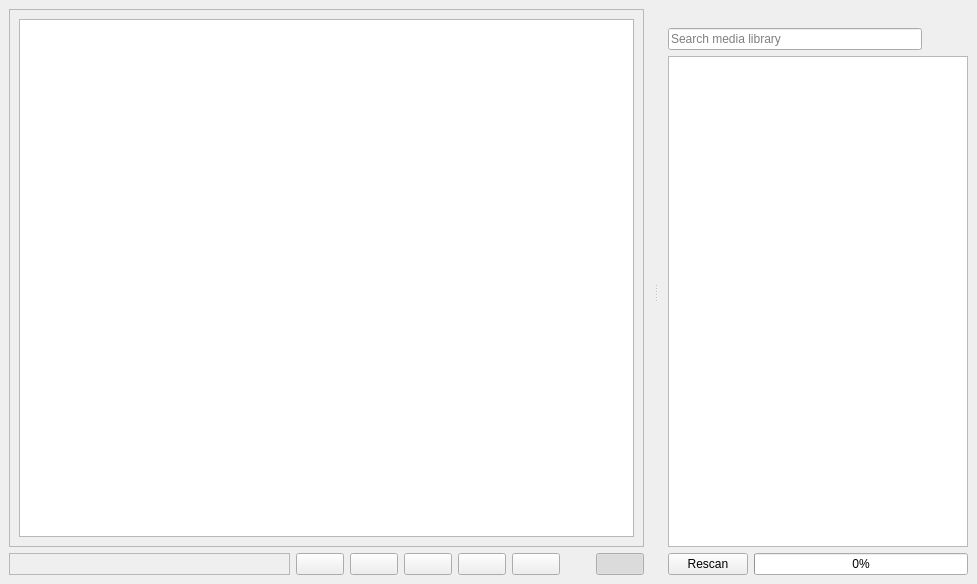
This is txplayagui/ui/main.ui in petrushev/txplaya as Qt 5 draws it before an edit. The edited form follows.
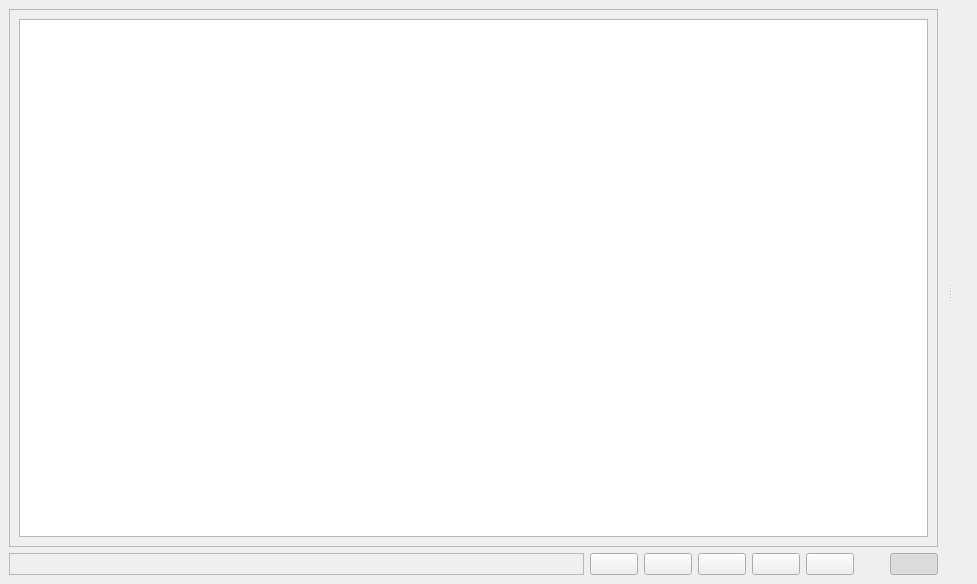
This is the edited form. Icons and pictures are not drawn.

Commit message: Refactored media library into a separate library widget

Patch:
```diff
--- a/txplayagui/ui/main.ui
+++ b/txplayagui/ui/main.ui
@@ -268,84 +268,7 @@
    <attribute name="dockWidgetArea">
     <number>2</number>
    </attribute>
-   <widget class="QWidget" name="libraryDockContent">
-    <layout class="QVBoxLayout" name="verticalLayout_3">
-     <item>
-      <layout class="QHBoxLayout" name="horizontalLayout_3">
-       <item>
-        <widget class="QLineEdit" name="queryLibSearchBox">
-         <property name="placeholderText">
-          <string>Search media library</string>
-         </property>
-        </widget>
-       </item>
-       <item>
-        <widget class="QPushButton" name="clearLibSearchButton">
-         <property name="sizePolicy">
-          <sizepolicy hsizetype="Minimum" vsizetype="Fixed">
-           <horstretch>0</horstretch>
-           <verstretch>0</verstretch>
-          </sizepolicy>
-         </property>
-         <property name="icon">
-          <iconset resource="resource.qrc">
-           <normaloff>:/icons/img/clear_text.svg</normaloff>:/icons/img/clear_text.svg</iconset>
-         </property>
-         <property name="flat">
-          <bool>true</bool>
-         </property>
-        </widget>
-       </item>
-      </layout>
-     </item>
-     <item>
-      <widget class="QTreeView" name="libraryTreeView">
-       <property name="minimumSize">
-        <size>
-         <width>300</width>
-         <height>0</height>
-        </size>
-       </property>
-       <property name="selectionMode">
-        <enum>QAbstractItemView::ExtendedSelection</enum>
-       </property>
-       <attribute name="headerVisible">
-        <bool>false</bool>
-       </attribute>
-      </widget>
-     </item>
-     <item>
-      <layout class="QHBoxLayout" name="scanControlsLayout">
-       <item>
-        <widget class="QPushButton" name="rescanLibraryButton">
-         <property name="sizePolicy">
-          <sizepolicy hsizetype="Fixed" vsizetype="Fixed">
-           <horstretch>0</horstretch>
-           <verstretch>0</verstretch>
-          </sizepolicy>
-         </property>
-         <property name="text">
-          <string>Rescan</string>
-         </property>
-        </widget>
-       </item>
-       <item>
-        <widget class="QProgressBar" name="scanProgressBar">
-         <property name="sizePolicy">
-          <sizepolicy hsizetype="Expanding" vsizetype="Fixed">
-           <horstretch>0</horstretch>
-           <verstretch>0</verstretch>
-          </sizepolicy>
-         </property>
-         <property name="value">
-          <number>0</number>
-         </property>
-        </widget>
-       </item>
-      </layout>
-     </item>
-    </layout>
-   </widget>
+   <widget class="QWidget" name="libraryDockContent"/>
   </widget>
  </widget>
  <resources>
```
The commit also changes 7 other files.
